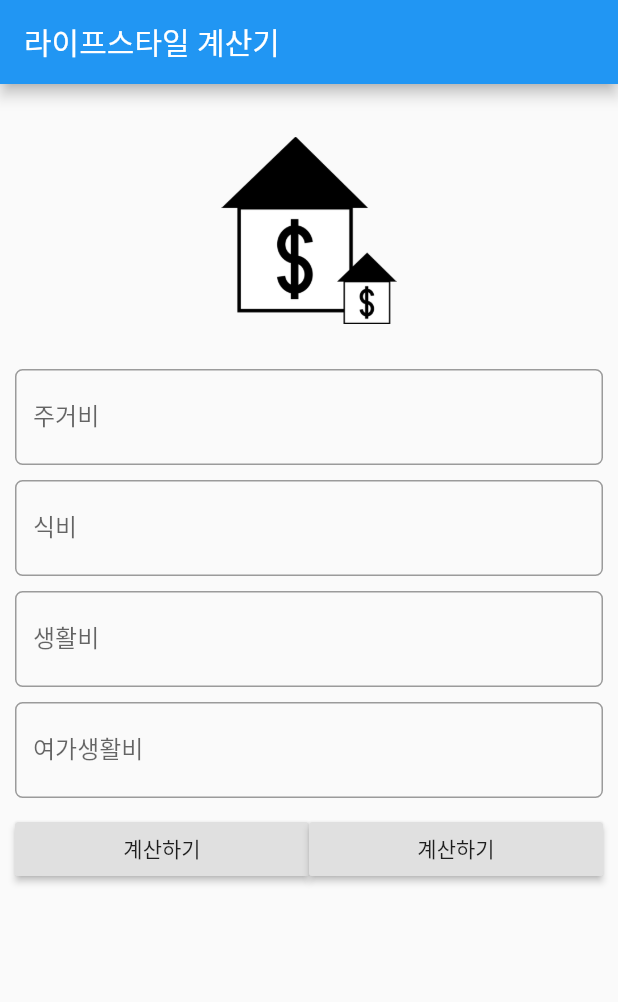
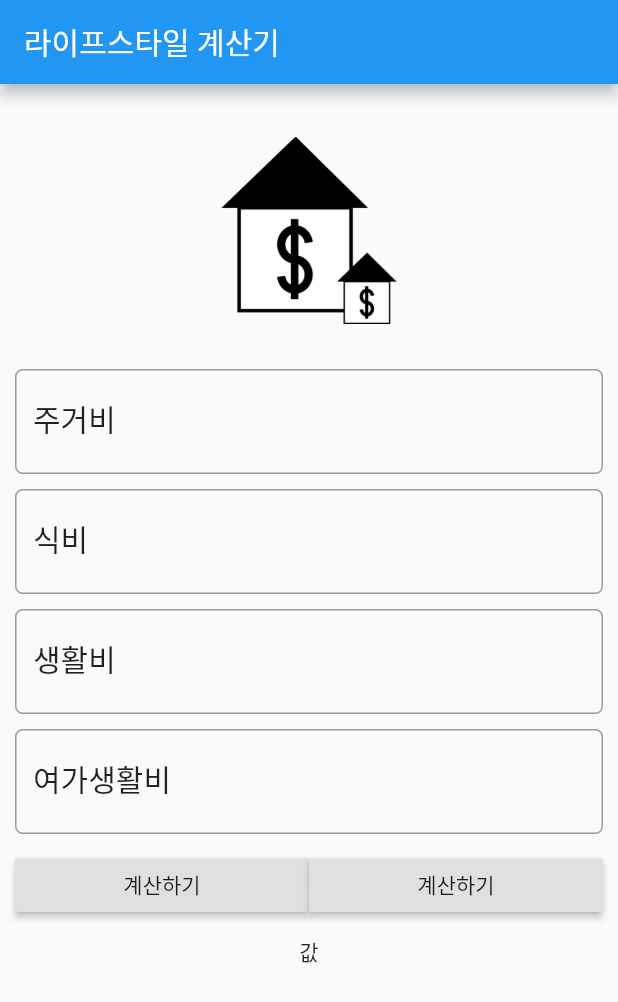
Before and after one commit to sandeulsandeul/richcalculator, a Flutter app: the screen it shows after launch, on a phone screen of 412 x 824 dp. Shown: the top 1002 px of the screen. Run offline on Flutter 3.47's test engine with Material 2 defaults, Android fonts, the phone set to English and light mode, and no system bars.

```diff
--- a/lib/main.dart
+++ b/lib/main.dart
@@ -20,8 +20,11 @@ class RichAppPage extends StatefulWidget{
 }
 class _RichAppState extends State<RichAppPage>{
   final _minimumPadding = 5.0;
+
+  get textStyle => null;
   @override
   Widget build(BuildContext context) {
+    TextStyle textStyle = Theme.of(context).textTheme.title;
     // TODO: implement build
     return Scaffold(
       appBar: AppBar(
@@ -36,9 +39,11 @@ class _RichAppState extends State<RichAppPage>{
               padding : EdgeInsets.only(top:_minimumPadding , bottom: _minimumPadding),
               child: TextField(
                 keyboardType: TextInputType.number,
+                style: textStyle,
                 decoration: InputDecoration(
                     labelText: '주거비',
                     hintText: '주거비 e.g. 2000000',
+                    labelStyle: textStyle,
                     border: OutlineInputBorder(
                         borderRadius: BorderRadius.circular(5.0)
                     )
@@ -49,9 +54,11 @@ class _RichAppState extends State<RichAppPage>{
               padding : EdgeInsets.only(top:_minimumPadding , bottom: _minimumPadding),
               child: TextField(
                 keyboardType: TextInputType.number,
+                style: textStyle,
                 decoration: InputDecoration(
                     labelText: '식비',
                     hintText: '식비 e.g. 2000000',
+                    labelStyle: textStyle,
                     border: OutlineInputBorder(
                         borderRadius: BorderRadius.circular(5.0)
                     )
@@ -62,9 +69,11 @@ class _RichAppState extends State<RichAppPage>{
               padding : EdgeInsets.only(top:_minimumPadding , bottom: _minimumPadding),
               child: TextField(
                 keyboardType: TextInputType.number,
+                style: textStyle,
                 decoration: InputDecoration(
                     labelText: '생활비',
                     hintText: '생활비( 차량유지비, 통신비 .. ) e.g. 2000000',
+                    labelStyle: textStyle,
                     border: OutlineInputBorder(
                         borderRadius: BorderRadius.circular(5.0)
                     )
@@ -75,9 +84,11 @@ class _RichAppState extends State<RichAppPage>{
               padding : EdgeInsets.only(top:_minimumPadding , bottom: _minimumPadding),
               child: TextField(
                 keyboardType: TextInputType.number,
+                style: textStyle,
                 decoration: InputDecoration(
                     labelText: '여가생활비',
                     hintText: '여가생활비 e.g. 2000000',
+                    labelStyle: textStyle,
                     border: OutlineInputBorder(
                         borderRadius: BorderRadius.circular(5.0)
                     )
@@ -104,6 +115,10 @@ class _RichAppState extends State<RichAppPage>{
                     ),
                   ],
                 )
+            ),
+            Padding(
+              padding : EdgeInsets.only(top:_minimumPadding , bottom: _minimumPadding),
+              child: Text('값'),
             )
           ],
         ),
```
